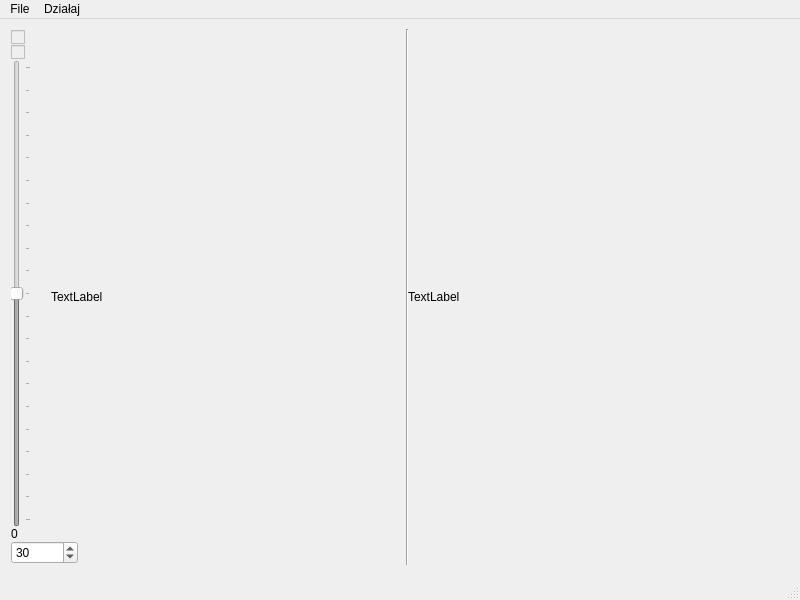
The window that sobel.ui (Athantor/sobel) describes before a commit, drawn with Qt 5.
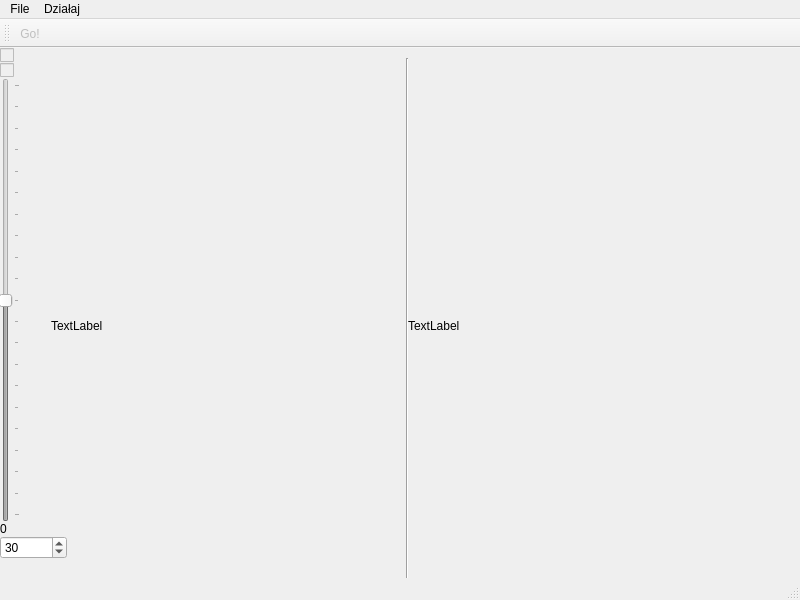
The same window after the commit.

Diff of the .ui file:
```diff
--- a/sobel.ui
+++ b/sobel.ui
@@ -66,10 +66,10 @@
    <widget class="QWidget" name="verticalLayoutWidget" >
     <property name="geometry" >
      <rect>
-      <x>11</x>
-      <y>11</y>
-      <width>62</width>
-      <height>534</height>
+      <x>0</x>
+      <y>0</y>
+      <width>41</width>
+      <height>511</height>
      </rect>
     </property>
     <layout class="QVBoxLayout" name="verticalLayout_3" >
@@ -247,6 +247,18 @@
    <addaction name="menuOp_2" />
   </widget>
   <widget class="QStatusBar" name="statusbar" />
+  <widget class="QToolBar" name="toolBar" >
+   <property name="windowTitle" >
+    <string>toolBar</string>
+   </property>
+   <attribute name="toolBarArea" >
+    <enum>TopToolBarArea</enum>
+   </attribute>
+   <attribute name="toolBarBreak" >
+    <bool>false</bool>
+   </attribute>
+   <addaction name="actionGo" />
+  </widget>
   <action name="actionWczytaj" >
    <property name="text" >
     <string>Wczytaj</string>
@@ -367,6 +379,14 @@
     <string>Canny</string>
    </property>
   </action>
+  <action name="actionGo" >
+   <property name="enabled" >
+    <bool>false</bool>
+   </property>
+   <property name="text" >
+    <string>Go!</string>
+   </property>
+  </action>
  </widget>
  <resources/>
  <connections/>
```
